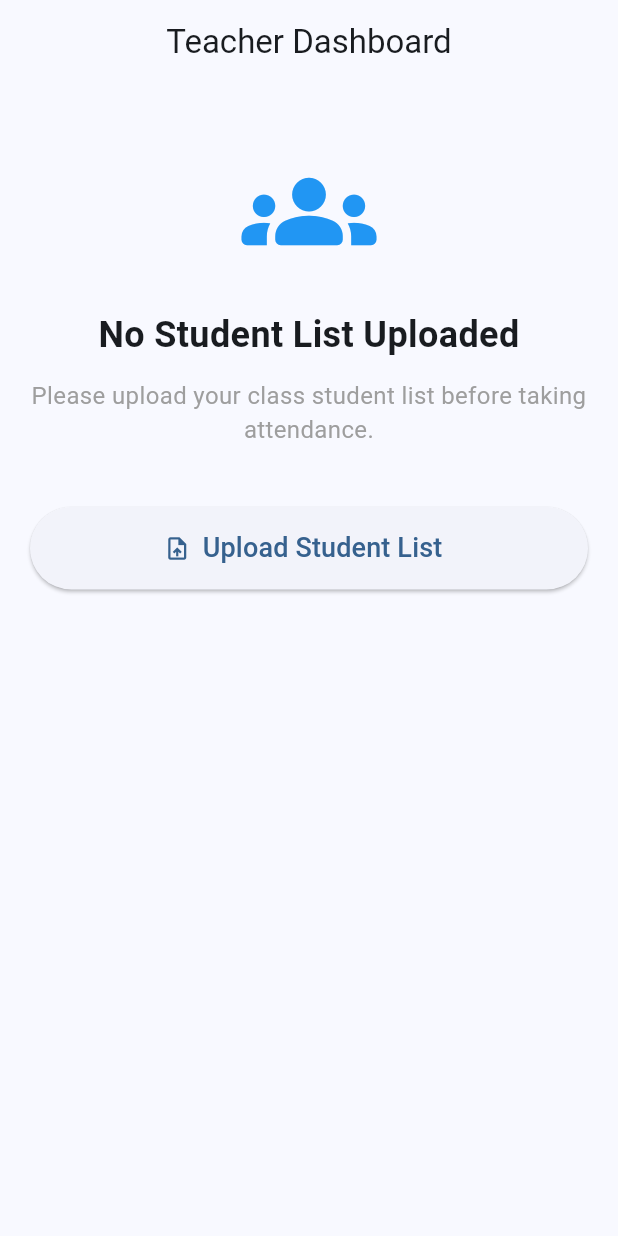
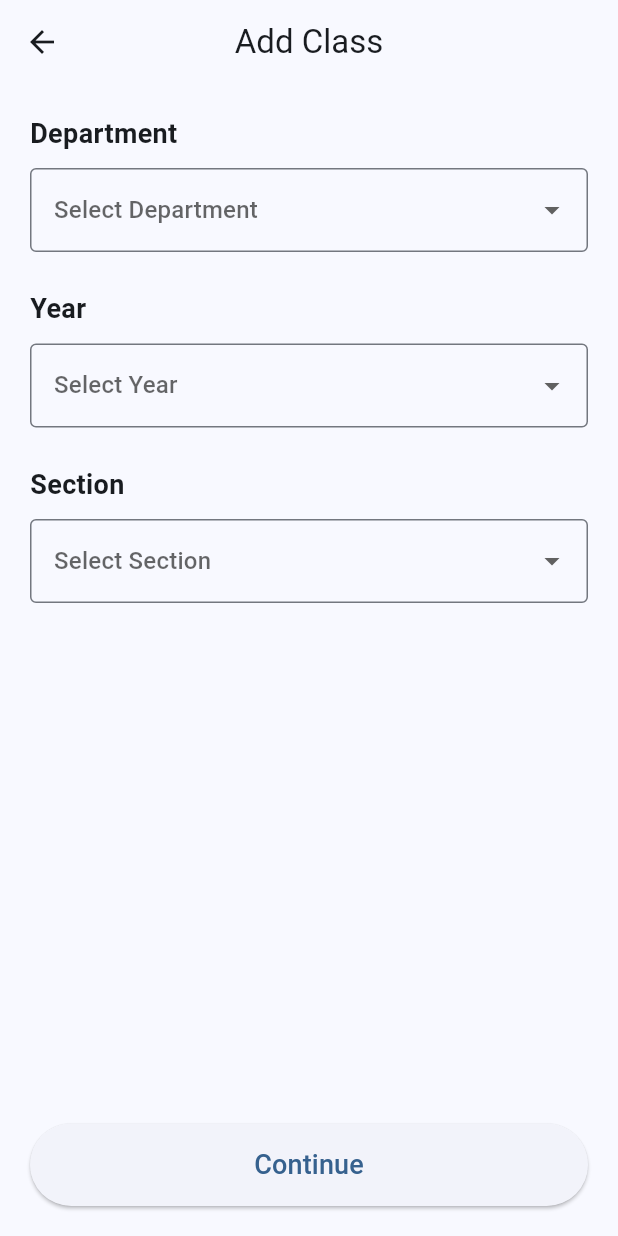
Before and after one commit to vikashraj31/smart_attendance_app, a Flutter app: the TeacherDashboard screen opened directly, after a tap on "Upload Student List", on a phone screen of 412 x 824 dp. Run offline on Flutter 3.47's test engine with Material 3 defaults, Android fonts, the phone set to English and light mode, and no system bars; our stand-ins replace firebase_auth, firebase_core, google_sign_in; missing offline and left inert: mobile_scanner; accounts and stored records are empty.

Commit message:
Add teacher dashboard and class creation UI

```diff
--- a/lib/dashboards/teacher_dashboard.dart
+++ b/lib/dashboards/teacher_dashboard.dart
@@ -1,4 +1,5 @@
 import 'package:flutter/material.dart';
+import '../screens/add_class_screen.dart';
 
 class TeacherDashboard extends StatelessWidget {
   const TeacherDashboard({super.key});
@@ -13,9 +14,8 @@ class TeacherDashboard extends StatelessWidget {
       body: Padding(
         padding: const EdgeInsets.all(20),
         child: Column(
+          mainAxisAlignment: MainAxisAlignment.center,
           children: [
-            const SizedBox(height: 20),
-
             const Icon(
               Icons.groups_rounded,
               size: 90,
@@ -26,11 +26,11 @@ class TeacherDashboard extends StatelessWidget {
 
             const Text(
               "No Student List Uploaded",
+              textAlign: TextAlign.center,
               style: TextStyle(
                 fontSize: 24,
                 fontWeight: FontWeight.bold,
               ),
-              textAlign: TextAlign.center,
             ),
 
             const SizedBox(height: 12),
@@ -50,14 +50,19 @@ class TeacherDashboard extends StatelessWidget {
               width: double.infinity,
               height: 55,
               child: ElevatedButton.icon(
-                onPressed: () {
-                  // Excel upload functionality next step
-                },
                 icon: const Icon(Icons.upload_file),
                 label: const Text(
                   "Upload Student List",
                   style: TextStyle(fontSize: 18),
                 ),
+                onPressed: () {
+                  Navigator.push(
+                    context,
+                    MaterialPageRoute(
+                      builder: (context) => const AddClassScreen(),
+                    ),
+                  );
+                },
               ),
             ),
           ],
--- /dev/null
+++ b/lib/screens/add_class_screen.dart
@@ -0,0 +1,172 @@
+import 'package:flutter/material.dart';
+
+class AddClassScreen extends StatefulWidget {
+  const AddClassScreen({super.key});
+
+  @override
+  State<AddClassScreen> createState() => _AddClassScreenState();
+}
+
+class _AddClassScreenState extends State<AddClassScreen> {
+  String? selectedDepartment;
+  String? selectedYear;
+  String? selectedSection;
+
+  final List<String> departments = [
+    "CSE",
+    "IT",
+    "CSCE",
+    "CSSE",
+    "ECE",
+    "EEE",
+    "Mechanical",
+    "Civil",
+  ];
+
+  final List<String> years = [
+    "1st Year",
+    "2nd Year",
+    "3rd Year",
+    "4th Year",
+  ];
+
+  final List<String> sections =
+      List.generate(62, (index) => "${index + 1}");
+
+  @override
+  Widget build(BuildContext context) {
+    return Scaffold(
+      appBar: AppBar(
+        title: const Text("Add Class"),
+        centerTitle: true,
+      ),
+      body: Padding(
+        padding: const EdgeInsets.all(20),
+        child: Column(
+          crossAxisAlignment: CrossAxisAlignment.start,
+          children: [
+
+            const Text(
+              "Department",
+              style: TextStyle(
+                fontSize: 18,
+                fontWeight: FontWeight.bold,
+              ),
+            ),
+
+            const SizedBox(height: 10),
+
+            DropdownButtonFormField<String>(
+              value: selectedDepartment,
+              decoration: const InputDecoration(
+                border: OutlineInputBorder(),
+              ),
+              hint: const Text("Select Department"),
+              items: departments.map((department) {
+                return DropdownMenuItem(
+                  value: department,
+                  child: Text(department),
+                );
+              }).toList(),
+              onChanged: (value) {
+                setState(() {
+                  selectedDepartment = value;
+                });
+              },
+            ),
+
+            const SizedBox(height: 25),
+
+            const Text(
+              "Year",
+              style: TextStyle(
+                fontSize: 18,
+                fontWeight: FontWeight.bold,
+              ),
+            ),
+
+            const SizedBox(height: 10),
+
+            DropdownButtonFormField<String>(
+              value: selectedYear,
+              decoration: const InputDecoration(
+                border: OutlineInputBorder(),
+              ),
+              hint: const Text("Select Year"),
+              items: years.map((year) {
+                return DropdownMenuItem(
+                  value: year,
+                  child: Text(year),
+                );
+              }).toList(),
+              onChanged: (value) {
+                setState(() {
+                  selectedYear = value;
+                });
+              },
+            ),
+
+            const SizedBox(height: 25),
+
+            const Text(
+              "Section",
+              style: TextStyle(
+                fontSize: 18,
+                fontWeight: FontWeight.bold,
+              ),
+            ),
+
+            const SizedBox(height: 10),
+
+            DropdownButtonFormField<String>(
+              value: selectedSection,
+              decoration: const InputDecoration(
+                border: OutlineInputBorder(),
+              ),
+              hint: const Text("Select Section"),
+              items: sections.map((section) {
+                return DropdownMenuItem(
+                  value: section,
+                  child: Text(section),
+                );
+              }).toList(),
+              onChanged: (value) {
+                setState(() {
+                  selectedSection = value;
+                });
+              },
+            ),
+
+            const Spacer(),
+
+            SizedBox(
+              width: double.infinity,
+              height: 55,
+              child: ElevatedButton(
+                onPressed: () {
+                  if (selectedDepartment == null ||
+                      selectedYear == null ||
+                      selectedSection == null) {
+                    ScaffoldMessenger.of(context).showSnackBar(
+                      const SnackBar(
+                        content: Text("Please select all fields."),
+                      ),
+                    );
+                    return;
+                  }
+
+                  // Next Step
+                  // Upload Student List Screen
+                },
+                child: const Text(
+                  "Continue",
+                  style: TextStyle(fontSize: 18),
+                ),
+              ),
+            ),
+          ],
+        ),
+      ),
+    );
+  }
+}
```
